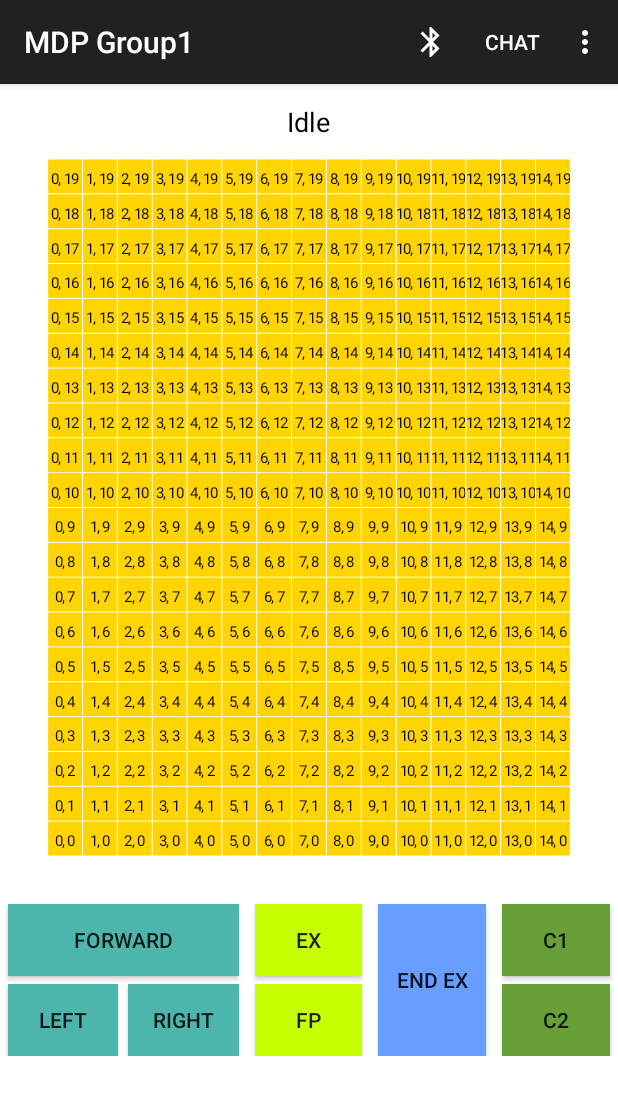
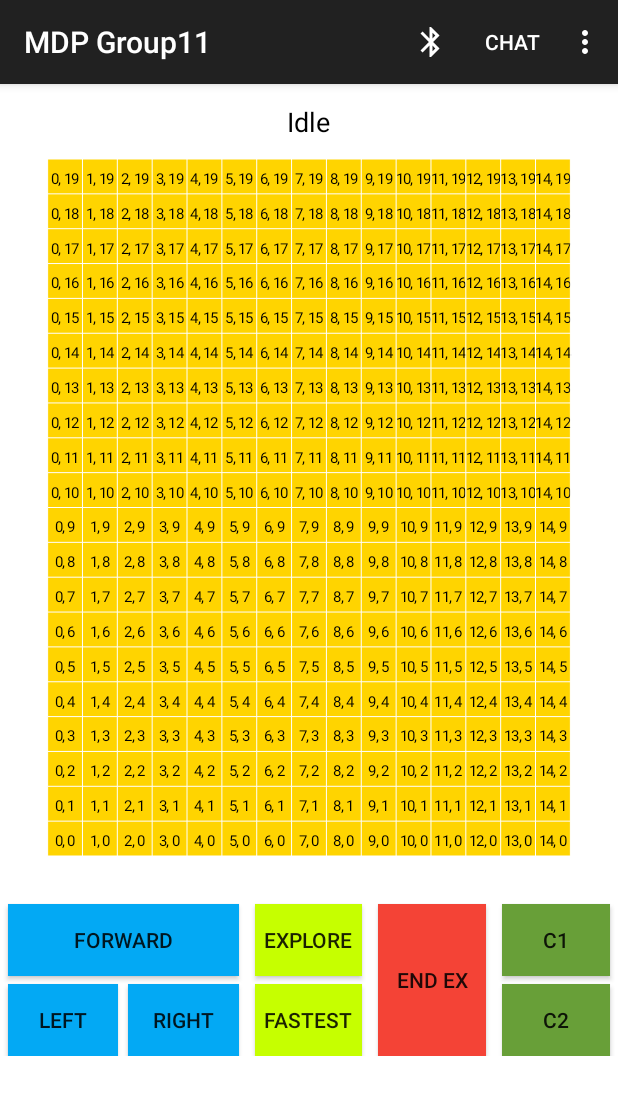
Before and after one commit to wjx150896/MDP-Grp-11, an Android app: the screen it shows after launch (MainActivity), on a phone screen of 412 x 824 dp. Shown: the top 1095 px of the screen. Run offline under Robolectric (Android 15) with nearby library versions, the phone set to English and light mode, and no system bars.

Commit message:
Android: Refactored code

```diff
--- a/Android/Android/app/src/main/AndroidManifest.xml
+++ b/Android/Android/app/src/main/AndroidManifest.xml
@@ -14,7 +14,7 @@
         android:supportsRtl="true"
         android:theme="@style/AppTheme">
         <activity
-            android:name="ntu.mdpg11app.MainActivity"
+            android:name="ntu.mdpg11app.app.MainActivity"
             android:label="@string/app_name"
             android:theme="@style/Theme.AppCompat.Light.DarkActionBar"
             android:windowSoftInputMode="adjustPan">
--- a/Android/Android/app/src/main/java/ntu/mdpg11app/MainActivity.java
+++ b/Android/Android/app/src/main/java/ntu/mdpg11app/app/MainActivity.java
@@ -1,4 +1,4 @@
-package ntu.mdpg11app;
+package ntu.mdpg11app.app;
 
 import android.content.DialogInterface;
 import android.content.SharedPreferences;
@@ -17,6 +17,7 @@ import android.widget.Toast;
 
 import java.util.ArrayList;
 
+import ntu.mdpg11app.R;
 import ntu.mdpg11app.bluetooth.BluetoothChatFragment;
 import ntu.mdpg11app.model.HexBin;
 import ntu.mdpg11app.model.IDblock;
--- a/Android/Android/app/src/main/java/ntu/mdpg11app/MapCanvas.java
+++ b/Android/Android/app/src/main/java/ntu/mdpg11app/app/MapCanvas.java
@@ -1,6 +1,5 @@
-package ntu.mdpg11app;
+package ntu.mdpg11app.app;
 
-import android.app.Activity;
 import android.content.Context;
 import android.graphics.Canvas;
 import android.graphics.Color;
--- a/Android/Android/app/src/main/java/ntu/mdpg11app/bluetooth/DeviceListActivity.java
+++ b/Android/Android/app/src/main/java/ntu/mdpg11app/bluetooth/DeviceListActivity.java
@@ -78,7 +78,7 @@ public class DeviceListActivity extends Activity {
         setResult(Activity.RESULT_CANCELED);
 
         // Initialize the button to perform device discovery
-        Button scanButton = (Button) findViewById(R.id.button_scan);
+        Button scanButton = (Button) findViewById(R.id.btn_scan);
         scanButton.setOnClickListener(new View.OnClickListener() {
             public void onClick(View v) {
                 doDiscovery();
@@ -123,7 +123,7 @@ public class DeviceListActivity extends Activity {
                 pairedDevicesArrayAdapter.add(device.getName() + "\n" + device.getAddress());
             }
         } else {
-            String noDevices = getResources().getText(R.string.none_paired).toString();
+            String noDevices = getResources().getText(R.string.no_paired).toString();
             pairedDevicesArrayAdapter.add(noDevices);
         }
     }
--- a/Android/Android/app/src/main/res/layout/activity_device_list.xml
+++ b/Android/Android/app/src/main/res/layout/activity_device_list.xml
@@ -45,7 +45,7 @@
         />
 
     <Button
-        android:id="@+id/button_scan"
+        android:id="@+id/btn_scan"
         android:layout_width="match_parent"
         android:layout_height="wrap_content"
         android:text="@string/button_scan"
--- a/Android/Android/app/src/main/res/layout/activity_main.xml
+++ b/Android/Android/app/src/main/res/layout/activity_main.xml
@@ -43,16 +43,16 @@
             android:layout_weight="40"
             android:layout_height="wrap_content"
             android:orientation="vertical">
+
             <Button
-                android:text="Forward"
                 android:id="@+id/btn_forward"
                 android:layout_width="match_parent"
                 android:layout_height="wrap_content"
-                android:background="#4DB6AC"
+                android:layout_marginLeft="5dp"
                 android:layout_marginTop="5dp"
-                android:layout_marginLeft="5dp"
                 android:layout_marginRight="5dp"
-                />
+                android:background="#03A9F4"
+                android:text="Forward" />
 
             <LinearLayout
                 android:layout_width="match_parent"
@@ -65,23 +65,22 @@
                     android:layout_width="0dp"
                     android:layout_height="wrap_content"
                     android:layout_marginLeft="5dp"
+                    android:layout_marginTop="5dp"
                     android:layout_marginRight="3dp"
-                    android:layout_marginTop="5dp"
                     android:layout_weight="0.5"
-                    android:background="#4DB6AC"
+                    android:background="#03A9F4"
                     android:text="Left" />
 
                 <Button
-                    android:text="Right"
                     android:id="@+id/btn_right"
                     android:layout_width="0dp"
                     android:layout_height="wrap_content"
+                    android:layout_marginLeft="3dp"
+                    android:layout_marginTop="5dp"
+                    android:layout_marginRight="5dp"
                     android:layout_weight="0.5"
-                    android:background="#4DB6AC"
-                    android:layout_marginTop="5dp"
-                    android:layout_marginLeft="3dp"
-                    android:layout_marginRight="5dp"
-                    />
+                    android:background="#03A9F4"
+                    android:text="Right" />
 
             </LinearLayout>
         </LinearLayout>
@@ -94,24 +93,24 @@
             android:orientation="vertical">
 
             <Button
-                android:text="EX"
                 android:id="@+id/btn_explr"
                 android:layout_width="match_parent"
                 android:layout_height="wrap_content"
+                android:layout_marginLeft="5dp"
                 android:layout_marginTop="5dp"
-                android:layout_marginLeft="5dp"
                 android:layout_marginRight="5dp"
-                android:background="#C6FF00"/>
+                android:background="#C6FF00"
+                android:text="Explore" />
 
             <Button
-                android:text="FP"
                 android:id="@+id/btn_fastest"
                 android:layout_width="match_parent"
                 android:layout_height="wrap_content"
+                android:layout_marginLeft="5dp"
+                android:layout_marginTop="5dp"
+                android:layout_marginRight="5dp"
                 android:background="#C6FF00"
-                android:layout_marginTop="5dp"
-                android:layout_marginLeft="5dp"
-                android:layout_marginRight="5dp"/>
+                android:text="Fastest" />
 
         </LinearLayout>
 
@@ -121,17 +120,17 @@
             android:layout_weight="20"
             android:layout_height="match_parent"
             android:orientation="vertical">
+
             <Button
-                android:text="End EX"
                 android:id="@+id/btn_terminate"
                 android:layout_width="match_parent"
                 android:layout_height="0dp"
+                android:layout_marginLeft="5dp"
+                android:layout_marginTop="5dp"
+                android:layout_marginRight="5dp"
                 android:layout_weight="97"
-                android:background="#689EFF"
-                android:layout_marginTop="5dp"
-                android:layout_marginLeft="5dp"
-                android:layout_marginRight="5dp"
-                />
+                android:background="#F44336"
+                android:text="End EX" />
 
 
             </LinearLayout>
--- a/Android/Android/app/src/main/res/layout/fragment_bluetooth_chat.xml
+++ b/Android/Android/app/src/main/res/layout/fragment_bluetooth_chat.xml
@@ -68,7 +68,7 @@
             android:layout_marginLeft="5dp"
             android:layout_marginRight="5dp"
             android:layout_marginBottom="4dp"
-            android:text="@string/send" />
+            android:text="@string/Send" />
     </LinearLayout>
 
 </LinearLayout>
--- a/Android/Android/app/src/main/res/menu/menu_main.xml
+++ b/Android/Android/app/src/main/res/menu/menu_main.xml
@@ -1,7 +1,7 @@
 <menu xmlns:android="http://schemas.android.com/apk/res/android"
     xmlns:app="http://schemas.android.com/apk/res-auto"
     xmlns:tools="http://schemas.android.com/tools"
-    tools:context="ntu.mdpg11app.MainActivity">
+    tools:context="ntu.mdpg11app.app.MainActivity">
     <item
         android:id="@+id/secure_connect_scan"
         android:icon="@drawable/ic_bluetooth_black_24dp"
@@ -10,31 +10,31 @@
 
     <item
         android:id="@+id/discoverable"
-        android:title="@string/discoverable"
+        android:title="@string/mk_discoverable"
         app:showAsAction="never" />
     <item
         android:id="@+id/action_set_robot_position"
         android:checkable="true"
         android:orderInCategory="100"
-        android:title="@string/set_robot_position"
+        android:title="@string/set_rbt_pos"
         app:showAsAction="never" />
     <item
         android:id="@+id/action_set_waypoint"
         android:checkable="true"
         android:orderInCategory="100"
-        android:title="@string/set_waypoint"
+        android:title="@string/set_wp"
         app:showAsAction="never" />
     <item
         android:id="@+id/action_remove_waypoint"
         android:orderInCategory="100"
-        android:title="@string/remove_waypoint"
+        android:title="@string/remove_wp"
         app:showAsAction="never" />
     <item
         android:id="@+id/action_auto_update_map"
         android:checkable="true"
         android:checked="true"
         android:orderInCategory="100"
-        android:title="@string/auto_map"
+        android:title="@string/auto_update_map"
         app:showAsAction="never" />
     <item
         android:id="@+id/action_update_map"
@@ -44,19 +44,19 @@
     <item
         android:id="@+id/action_set_config_string1"
         android:orderInCategory="100"
-        android:title="@string/set_config1"
+        android:title="@string/set_config_1"
         app:showAsAction="never" />
     <item
         android:id="@+id/action_set_config_string2"
         android:orderInCategory="100"
-        android:title="@string/set_config2"
+        android:title="@string/set_config_2"
         app:showAsAction="never" />
     <item
         android:id="@+id/action_enable_swipe_input"
         android:checkable="true"
         android:checked="false"
         android:orderInCategory="100"
-        android:title="@string/swipe_input"
+        android:title="@string/swipe_input_gesture"
         app:showAsAction="never" />
     <item
         android:id="@+id/action_view_data_strings"
--- a/Android/Android/app/src/main/res/values/colors.xml
+++ b/Android/Android/app/src/main/res/values/colors.xml
@@ -1,6 +1,6 @@
 <?xml version="1.0" encoding="utf-8"?>
 <resources>
-    <color name="colorPrimary">#3F51B5</color>
-    <color name="colorPrimaryDark">#303F9F</color>
-    <color name="colorAccent">#FF4081</color>
+    <color name="colorPrimary">#132FC2</color>
+    <color name="colorPrimaryDark">#1C2561</color>
+    <color name="colorAccent">#F7A4C0</color>
 </resources>
--- a/Android/Android/app/src/main/res/values/strings.xml
+++ b/Android/Android/app/src/main/res/values/strings.xml
@@ -1,57 +1,46 @@
 <?xml version="1.0" encoding="utf-8"?>
-    <!-- Copyright (C) 2014 The Android Open Source Project
-
-         Licensed under the Apache License, Version 2.0 (the "License");
-         you may not use this file except in compliance with the License.
-         You may obtain a copy of the License at
-
-              http://www.apache.org/licenses/LICENSE-2.0
-
-         Unless required by applicable law or agreed to in writing, software
-         distributed under the License is distributed on an "AS IS" BASIS,
-         WITHOUT WARRANTIES OR CONDITIONS OF ANY KIND, either express or implied.
-         See the License for the specific language governing permissions and
-         limitations under the License.
-    -->
-
 <resources xmlns:xliff="urn:oasis:names:tc:xliff:document:1.2">
 
-    <string name="app_name">MDP Group1</string>
-    <string name="action_settings">Settings</string>
-    <string name="intro_message">intro_message</string>
-<!--  BluetoothChat -->
-<string name="send">Send</string>
-<string name="not_connected">You are not connected to a device</string>
-<string name="bt_not_enabled_leaving">Bluetooth was not enabled. Leaving Bluetooth Chat.</string>
-<string name="title_connecting">connecting...</string>
-<string name="title_connected_to">connected to <xliff:g id="device_name">%1$s</xliff:g></string>
-<string name="title_not_connected">not connected</string>
+<string name="app_name">MDP Group11</string>
+<string name="action_settings">Settings</string>
+<string name="intro_message">intro_message</string>
 
-<!--  DeviceListActivity -->
-<string name="scanning">scanning for devices...</string>
-<string name="select_device">select a device to connect</string>
-<string name="none_paired">No devices have been paired</string>
-<string name="none_found">No devices found</string>
+<!--  String for Bluetooth -->
+
+<string name="Send">Send</string>
+<string name="bt_not_connected">Not connected to a device!</string>
+<string name="bt_not_enabled">Bluetooth not enabled. Leaving Bluetooth Chat.</string>
+<string name="title_connecting_">Connecting...</string>
+<string name="title_connected_to">Connected to <xliff:g id="device_name">%1$s</xliff:g></string>
+<string name="title_not_connected">Not connected</string>
+
+<!--  String for DeviceListActivity -->
+
 <string name="title_paired_devices">Paired Devices</string>
 <string name="title_other_devices">Other Available Devices</string>
 <string name="button_scan">Scan for devices</string>
+<string name="scanning">Scanning for devices...</string>
+<string name="select_device">Connect to the selected device</string>
+<string name="no_paired">No paired device</string>
+<string name="none_found">No devices found</string>
 
-<!-- Options Menu -->
+<!-- String for Options Menu -->
+
+<string name="set_config_1">Set String 1 (C1)</string>
+<string name="set_config_2">Set String 2 (C2)</string>
+<string name="swipe_input_gesture">Enable Gesture Control</string>
+<string name="show_data_strings">Show Data Strings</string>
+<string name="show_bt_service">Show Bluetooth Comm</string>
+<string name="image_recognition_string">Image Recognition String</string>
+<string name="mdf_string_2_discovered_obstacles">MDF String 2: Discovered Obstacles</string>
+<string name="mdf_string_1_explored_squares">MDF String 1: Explored Squares</string>
 <string name="secure_connect">Connect to Device</string>
-<string name="insecure_connect">Connect a device - Insecure</string>
-<string name="discoverable">Make Discoverable</string>
-    <string name="set_waypoint">Set Waypoint</string>
-    <string name="remove_waypoint">Remove Waypoint</string>
-    <string name="set_robot_position">Set Robot Position</string>
-    <string name="auto_map">Auto Update Map</string>
-    <string name="update_map">Manual Update Map</string>
-    <string name="set_config1">Set String 1 (C1)</string>
-    <string name="set_config2">Set String 2 (C2)</string>
-    <string name="swipe_input">Enable Gesture Control</string>
-    <string name="show_data_strings">Show Data Strings</string>
-    <string name="show_bluetooth_service">Show Bluetooth Comm</string>
-    <string name="image_recognition_string">Image Recognition String</string>
-    <string name="mdf_string_2_discovered_obstacles">MDF String 2: Discovered Obstacles</string>
-    <string name="mdf_string_1_explored_squares">MDF String 1: Explored Squares</string>
+<string name="insecure_connect">Connect a device (Insecure)</string>
+<string name="mk_discoverable">Make Device Discoverable</string>
+<string name="set_wp">Set Waypoint</string>
+<string name="remove_wp">Remove Waypoint</string>
+<string name="set_rbt_pos">Set Robot Position</string>
+<string name="auto_update_map">Auto Update Map</string>
+<string name="update_map">Manual Update Map</string>
 
 </resources>
```
Also changed, not shown: Android/Android/app/src/main/java/ntu/mdpg11app/bluetooth/BluetoothChatFragment.java (+4 -4 lines), Android/Android/app/src/main/res/layout/device_name.xml (+5 -4 lines), Android/Android/app/src/main/res/values/fragmentview_strings.xml (+2 -17 lines).
